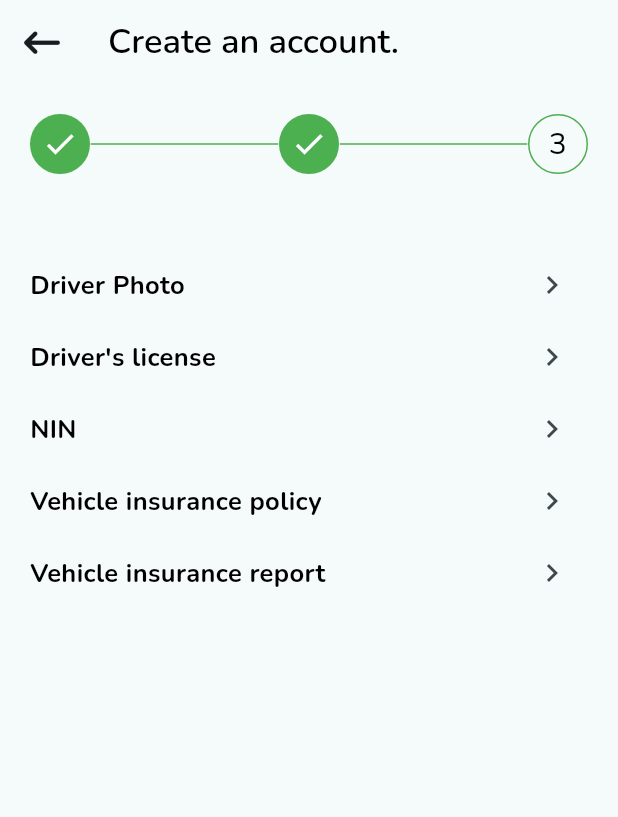
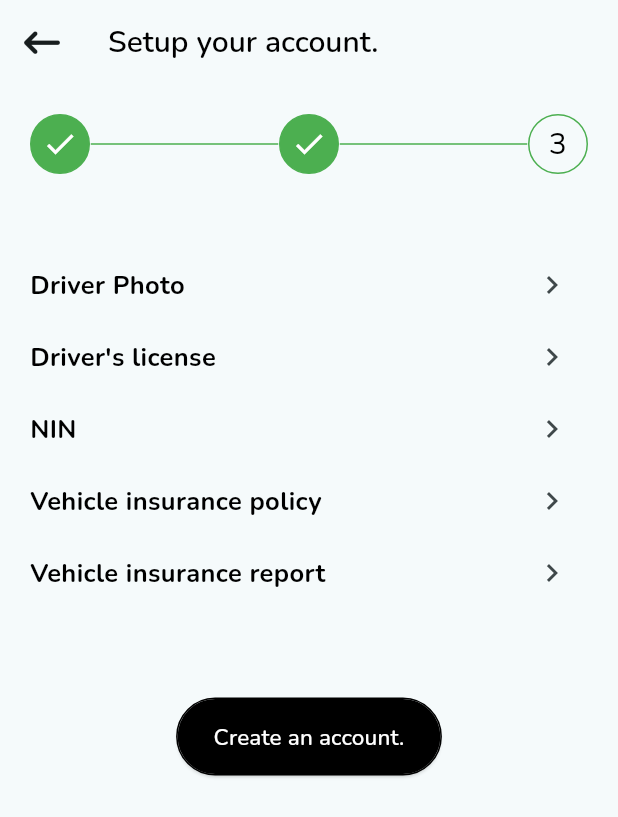
Before and after one commit to codeZe-us/Truckhub, a Flutter app: the screen it shows after launch, swiped to page 3, on a phone screen of 412 x 824 dp. Shown: the top 817 px of the screen. Run offline on Flutter 3.47's test engine with Material 3 defaults, Android fonts, the phone set to English and light mode, and no system bars; our stand-ins replace dots_indicator, firebase_core, flutter_hooks, flutter_rating_bar, flutter_svg, flutter_typeahead and 6 more; accounts and stored records are empty.

Commit message:
Made some changes in the create account view

```diff
--- a/lib/screens/constants/strings.dart
+++ b/lib/screens/constants/strings.dart
@@ -27,7 +27,11 @@ const driverLicenseString = "Driver's license";
 const vehiclePolicyString = 'Vehicle insurance policy';
 const vehicleReportString = 'Vehicle insurance report';
 const inString = 'in';
+const oneString = '1';
+const twoString = '2';
+const threeString = '3';
 const onlyNiNString = 'NIN';
+const setupYourAccountString = 'Setup your account.';
 const resendCodeString = 'Resend code';
 const welcomeToTruckHubString = 'Welcome to TruckHub!';
 const createAccountString = 'Create Account';
--- a/lib/screens/custom_widgets/animated_container_widget.dart
+++ b/lib/screens/custom_widgets/animated_container_widget.dart
@@ -68,7 +68,7 @@ class GenericLineAnimateContainer extends StatelessWidget {
       width: 50,
       decoration: BoxDecoration(
         shape: BoxShape.rectangle,
-        color: greenColor,
+        color: borderColor,
         border: Border.all(
           color: borderColor ?? blackColor,
           width: 1
--- a/lib/screens/views/account_creation_pageview/main_view.dart
+++ b/lib/screens/views/account_creation_pageview/main_view.dart
@@ -11,7 +11,7 @@ import 'package:truckhub/screens/custom_widgets/text_widget.dart';
 import 'package:truckhub/screens/views/account_creation_pageview/sub_views/confirm_phone_number_view.dart';
 import 'package:truckhub/screens/views/account_creation_pageview/sub_views/create_account_view.dart';
 import 'package:truckhub/screens/views/account_creation_pageview/sub_views/setup_account_view.dart';
-import 'dart:developer' as marach show log;
+
 
 class AccountCreationPageView extends StatefulWidget {
   const AccountCreationPageView({super.key});
@@ -55,11 +55,29 @@ class _AccountCreationPageViewState extends State<AccountCreationPageView>{
               //Implement the functionality of this IconButton here
             },
           ),
-          title: const GenericText(
-            color: blackColor,
-            fontSize: fontSize4half,
-            fontWeight: fontWeight6,
-            text: createAnAccountString,
+          title: ValueListenableBuilder(
+            valueListenable: valueNotifier,
+            builder:(_, value, __) {
+              if(value == 0){
+                return const GenericText(
+                  color: blackColor,
+                  fontSize: fontSize4,
+                  fontWeight: fontWeight6,
+                  text: createAnAccountString,
+                );
+              }
+              else if(value == 2){
+                return const GenericText(
+                  color: blackColor,
+                  fontSize: fontSize4,
+                  fontWeight: fontWeight6,
+                  text: setupYourAccountString,
+                );
+              }
+              else{
+                return const SizedBox.shrink();
+              }
+            },
           ),
         ),
 
@@ -71,16 +89,14 @@ class _AccountCreationPageViewState extends State<AccountCreationPageView>{
               child: ValueListenableBuilder(
                 valueListenable: valueNotifier,
                 builder:(_, value, __) {
-                  final inPage1 = value == 0;
                   final inPage2 = value == 1;
                   final inPage3 = value == 2;
-
 
                   return Row(
                     mainAxisSize: MainAxisSize.min,
                     children: [
                       GenericCircleAnimateContainer(
-                        numberString: '1',
+                        numberString: oneString,
                         borderColor: greenColor,
                         backgroundColor: inPage2 || inPage3 ? greenColor : whiteColor,
                         isMarked: inPage2 || inPage3 ? true : false
@@ -91,7 +107,7 @@ class _AccountCreationPageViewState extends State<AccountCreationPageView>{
                         )
                       ),
                       GenericCircleAnimateContainer(
-                        numberString: '2',
+                        numberString: twoString,
                         borderColor: inPage2 || inPage3 ? greenColor : blackColor,
                         backgroundColor: inPage3 ? greenColor : whiteColor,
                         isMarked: inPage3 ? true : false
@@ -102,7 +118,7 @@ class _AccountCreationPageViewState extends State<AccountCreationPageView>{
                         )
                       ),
                       GenericCircleAnimateContainer(
-                        numberString: '3',
+                        numberString: threeString,
                         borderColor: inPage3 ? greenColor : blackColor,
                         isMarked: false
                       )
@@ -119,7 +135,6 @@ class _AccountCreationPageViewState extends State<AccountCreationPageView>{
                 controller: controller,
                 onPageChanged: (pageIndex){
                   valueNotifier.value = pageIndex;
-                  marach.log(valueNotifier.value.toString());
                 },
                 children: [
                   CreateAccountSubPageView(
@@ -127,7 +142,7 @@ class _AccountCreationPageViewState extends State<AccountCreationPageView>{
                     phoneNumberController: phoneNumberController,
                   ),
                   const ConfirmYourPhoneNumberSubPageView(),
-                  const SetupYourAccountSubView()
+                  const SetupYourAccountSubPageView()
                 ],
               ),
             )
--- a/lib/screens/views/account_creation_pageview/sub_views/confirm_phone_number_view.dart
+++ b/lib/screens/views/account_creation_pageview/sub_views/confirm_phone_number_view.dart
@@ -41,13 +41,15 @@ class ConfirmYourPhoneNumberSubPageView extends StatelessWidget {
           const Gap(20),
           const PinCodeFields(),
           const Gap(40),
-          GenericElevatedButton(
+          Center(
+            child: GenericElevatedButton(
               noMargin: true,
               onPressed: (){
                 //Implement the confirm functionality here.
               },
               fontWeight: fontWeight7,
               title: confirmString
+            ),
           ),
           const Gap(50),
           const CountDownTimerView()
--- a/lib/screens/views/account_creation_pageview/sub_views/create_account_view.dart
+++ b/lib/screens/views/account_creation_pageview/sub_views/create_account_view.dart
@@ -62,11 +62,13 @@ class CreateAccountSubPageView extends StatelessWidget {
             ),
           ),
           const Gap(40),
-          GenericElevatedButton(
-            onPressed: (){
-              //Implement the Log in funtionality here.
-            },
-            title: createAnAccountString
+          Center(
+            child: GenericElevatedButton(
+              onPressed: (){
+                //Implement the Log in funtionality here.
+              },
+              title: createAnAccountString
+            ),
           ),
           const Gap(50),
           const GenericText(
--- a/lib/screens/views/account_creation_pageview/sub_views/setup_account_view.dart
+++ b/lib/screens/views/account_creation_pageview/sub_views/setup_account_view.dart
@@ -1,11 +1,12 @@
 import 'package:flutter/material.dart';
 import 'package:gap/gap.dart';
 import 'package:truckhub/screens/constants/strings.dart';
+import 'package:truckhub/screens/custom_widgets/elevated_button_widget.dart';
 import 'package:truckhub/screens/custom_widgets/row_with_leading_icon.dart';
 
 
-class SetupYourAccountSubView extends StatelessWidget {
-  const SetupYourAccountSubView({super.key});
+class SetupYourAccountSubPageView extends StatelessWidget {
+  const SetupYourAccountSubPageView({super.key});
 
   @override
   Widget build(BuildContext context) {
@@ -35,6 +36,16 @@ class SetupYourAccountSubView extends StatelessWidget {
             onTap: (){},
             title: vehicleReportString
           ),
+          const Gap(60),
+          Center(
+            child: GenericElevatedButton(
+              noMargin: true,
+              onPressed: (){
+                //Implement the Log in funtionality here.
+              },
+              title: createAnAccountString
+            ),
+          ),
         ],
       ),
     );
```
Lines whose indentation alone changed are shown as unchanged.
